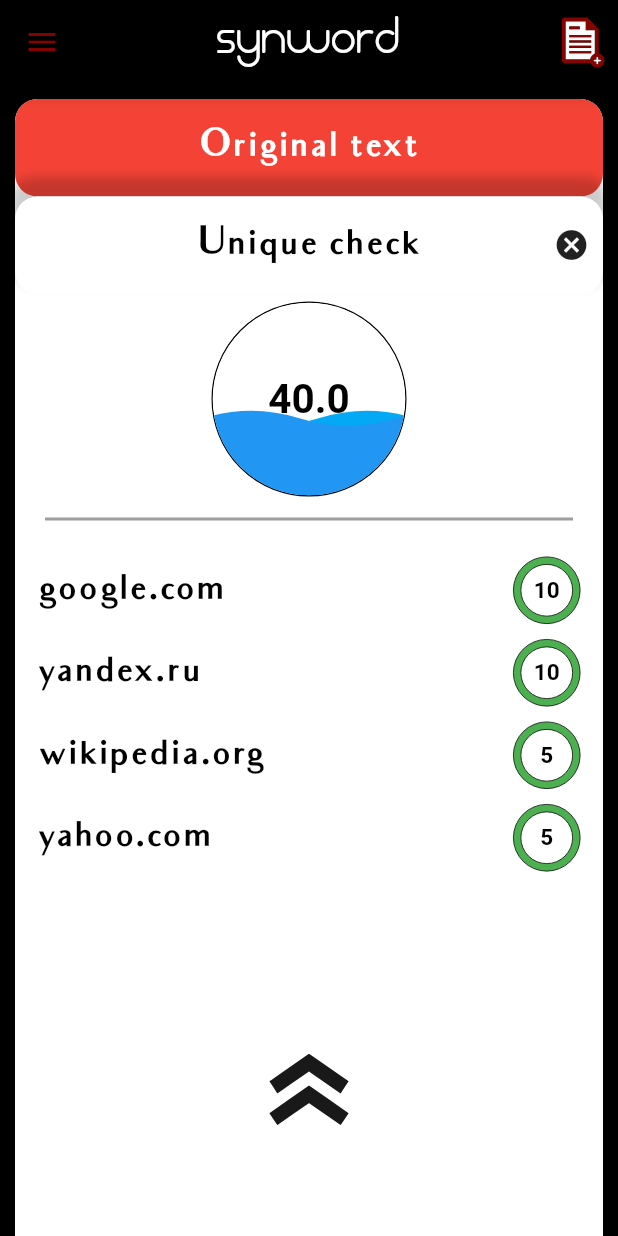
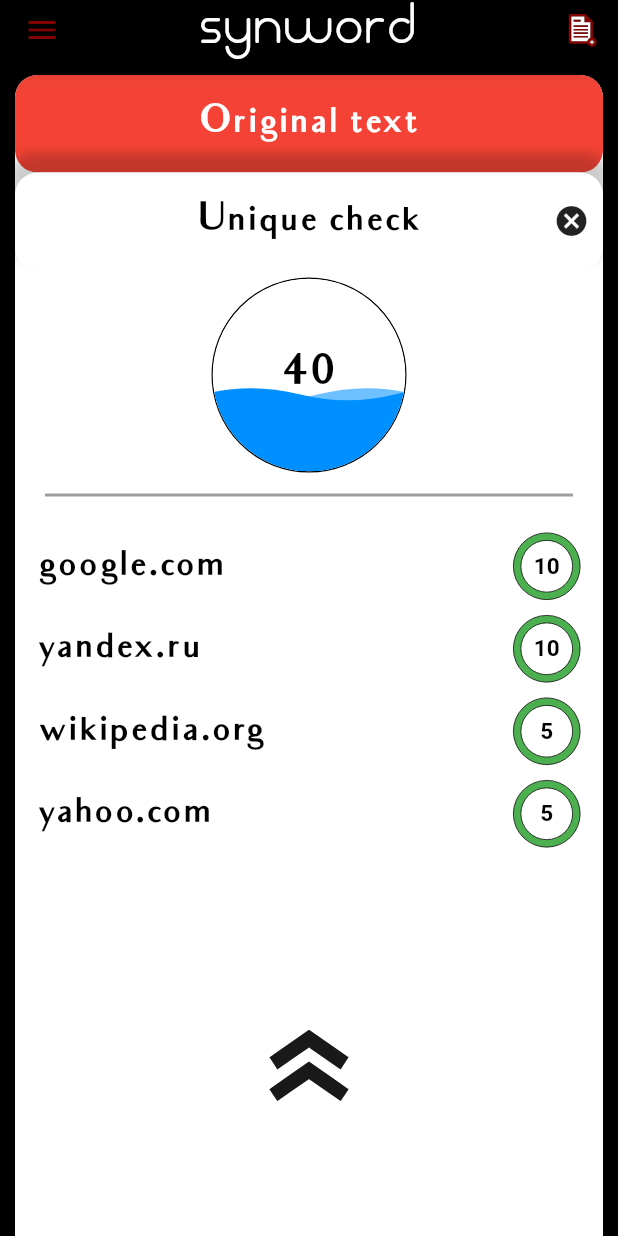
Before and after one commit to summert1m3/Synword-client-legacy, a Flutter app: the screen it shows after launch, after a tap on an icon or button, on a phone screen of 412 x 824 dp. Run offline on Flutter 3.47's test engine with Material 2 defaults, Android fonts, the phone set to English and light mode, and no system bars; our stand-ins replace flutter_svg, hexcolor.

Commit message:
Adding progress indicator
Adding progress indicator to check layer

```diff
--- a/lib/Widgets/body.dart
+++ b/lib/Widgets/body.dart
@@ -34,11 +34,10 @@ class _BodyState extends State<Body> {
   void initState() {
     super.initState();
 
-    _layerList = new List<MovingLayer>();
-    _textEditingController = new TextEditingController();
+    _layerList = List<MovingLayer>();
+    _textEditingController = TextEditingController();
     _originalText = OriginalTextLayer(_textEditingController, false);
     _buttonBar = ButtonBarLayer(true, true, buttonBarFirstButtonCallback(), buttonBarSecondButtonCallback());
-
   }
 
   FloatingActionButtonCallback buttonBarFirstButtonCallback() => () {
@@ -305,7 +304,7 @@ class _BodyState extends State<Body> {
   }
 
   List<Widget> getWidgets() {
-    List<Widget> widgetList = new List<Widget>();
+    List<Widget> widgetList = List<Widget>();
     widgetList.add(_originalText.getWidget());
 
     _layerList.forEach((element) {
--- a/lib/Widgets/home.dart
+++ b/lib/Widgets/home.dart
@@ -10,7 +10,7 @@ class Home extends StatelessWidget {
       appBar: AppBar(
         title: Text(
           'synword',
-          style: TextStyle(fontFamily: 'Waxe', fontSize: 30),
+          style: TextStyle(fontFamily: 'Waxe', fontSize: 33, letterSpacing: 1.5),
         ),
         centerTitle: true,
         leading: IconButton(
@@ -29,6 +29,7 @@ class Home extends StatelessWidget {
           )
         ],
         backgroundColor: Colors.black,
+        toolbarHeight: 40,
       ),
       body: Body(),
       backgroundColor: Colors.black,
--- a/lib/Widgets/layerTextForm.dart
+++ b/lib/Widgets/layerTextForm.dart
@@ -13,13 +13,14 @@ class LayerTextForm extends StatelessWidget {
         controller: _textEditingController,
         maxLines: MediaQuery.of(context).copyWith().size.height ~/ 20,
         decoration: InputDecoration(
-            hintStyle: TextStyle(fontFamily: 'Audrey', fontSize: 20, fontWeight: FontWeight.bold),
-            hintText: 'Enter your text here',
-            fillColor: Colors.white,
-            filled: true,
-            border: UnderlineInputBorder(
-                borderRadius: BorderRadius.circular(15.0)
-            )
+          hintStyle: TextStyle(fontFamily: 'Audrey', fontSize: 20, fontWeight: FontWeight.bold),
+          hintText: 'Enter your text here',
+          fillColor: Colors.white,
+          filled: true,
+          border: UnderlineInputBorder(
+              borderRadius: BorderRadius.circular(15.0),
+          ),
+          focusedBorder: InputBorder.none
         ),
       ),
     );
--- a/lib/layersSetting.dart
+++ b/lib/layersSetting.dart
@@ -4,3 +4,5 @@ const double TitleHeight = 65;
 const Color OriginalTextTitleColor = Colors.red;
 const Color UniqueTextTitleColor = Colors.yellow;
 const Color UniqueCheckTitleColor = Colors.green;
+const double WaveBarWidth = 130;
+const double WaveBarHeight = 130;
--- a/lib/originalTextUniqueCheckLayer.dart
+++ b/lib/originalTextUniqueCheckLayer.dart
@@ -44,7 +44,7 @@ class OriginalTextUniqueCheckLayer extends MovingLayer {
 
   void build() {
     _widget = UniqueCheckWidget(
-        TextUniqueCheck(_progress),
+        TextUniqueCheck(_offset, _progress),
         _offset,
         _titleColor,
         _isTitleVisible,
--- a/lib/twoTextUniqueCheckLayer.dart
+++ b/lib/twoTextUniqueCheckLayer.dart
@@ -46,7 +46,7 @@ class TwoTextUniqueCheckLayer extends MovingLayer {
 
   void build() {
     _widget = UniqueCheckWidget(
-        TwoTextUniqueCheckWidget(_originalProgress, _uniqueProgress),
+        TwoTextUniqueCheckWidget(_offset, _originalProgress, _uniqueProgress),
         _offset,
         _titleColor,
         _isTitleVisible,
--- a/lib/uniqueTextUniqueCheckLayer.dart
+++ b/lib/uniqueTextUniqueCheckLayer.dart
@@ -44,7 +44,7 @@ class UniqueTextUniqueCheckLayer extends MovingLayer {
 
   void build() {
     _widget = UniqueCheckWidget(
-        TextUniqueCheck(_progress),
+        TextUniqueCheck(_offset, _progress),
         _offset,
         _titleColor,
         _isTitleVisible,
--- a/lib/widgets/layers/uniqueCheckWidget.dart
+++ b/lib/widgets/layers/uniqueCheckWidget.dart
@@ -23,10 +23,6 @@ class UniqueCheckWidget extends StatelessWidget {
     this._gestureDetectorOnPanEndCallback,
     this._closeButtonCallback
   );
-
-  static Color getColor() {
-    return Colors.green;
-  }
 
   @override
   Widget build(BuildContext context) {
--- a/lib/widgets/layers/uniqueTextWidget.dart
+++ b/lib/widgets/layers/uniqueTextWidget.dart
@@ -21,10 +21,6 @@ class UniqueTextWidget extends StatelessWidget {
     this._gestureDetectorOnPanEndCallback,
     this._closeButtonCallback
   );
-
-  static Color getColor() {
-    return Colors.yellow;
-  }
 
   @override
   Widget build(BuildContext context) {
--- a/lib/widgets/textUniqueCheck.dart
+++ b/lib/widgets/textUniqueCheck.dart
@@ -1,13 +1,27 @@
 import 'package:flutter/material.dart';
 import 'package:synword/widgets/waveBar.dart';
 import 'package:synword/widgets/uniqueCheckLinks.dart';
+import 'package:synword/layersSetting.dart';
 
 class TextUniqueCheck extends StatelessWidget {
+  final Offset _offset;
   final double _progress;
+  final double _dividerHeight = 30;
 
   TextUniqueCheck(
+    this._offset,
     this._progress
   );
+
+  double _getUniqueCheckLinksHeight(BuildContext context) {
+    double height = (MediaQuery.of(context).copyWith().size.height - 127) - (_offset.dy + TitleHeight + WaveBarHeight - _dividerHeight / 2);
+
+    if (height < 0) {
+      height = 0;
+    }
+
+    return height;
+  }
 
   @override
   Widget build(BuildContext context) {
@@ -20,12 +34,12 @@ class TextUniqueCheck extends StatelessWidget {
           ),
           Divider(
             color: Colors.grey,
-            height: 30,
+            height: _dividerHeight,
             thickness: 2,
             indent: 20,
             endIndent: 20,
           ),
-          UniqueCheckLinks()
+          UniqueCheckLinks(_getUniqueCheckLinksHeight(context))
         ],
       ),
     );
--- a/lib/widgets/uniqueCheckLinks.dart
+++ b/lib/widgets/uniqueCheckLinks.dart
@@ -1,10 +1,15 @@
 import 'package:flutter/material.dart';
 
 class UniqueCheckLinks extends StatelessWidget {
+  final double _height;
+
+  UniqueCheckLinks(this._height);
+
   @override
   Widget build(BuildContext context) {
     return Container(
-      child: Column(
+      height: _height,
+      child: ListView(
         children: [
           UniqueCheckLinksItem(
               'google.com',
@@ -23,7 +28,7 @@ class UniqueCheckLinks extends StatelessWidget {
               5
           ),
         ],
-      ),
+      )
     );
   }
 }
--- a/lib/widgets/waveBar.dart
+++ b/lib/widgets/waveBar.dart
@@ -1,5 +1,7 @@
 import 'package:flutter/material.dart';
+import 'package:hexcolor/hexcolor.dart';
 import 'package:synword/widgets/waveBall.dart';
+import 'package:synword/layersSetting.dart';
 
 class WaveBar extends StatelessWidget {
   final double _progress;
@@ -11,8 +13,8 @@ class WaveBar extends StatelessWidget {
   @override
   Widget build(BuildContext context) {
     return Container(
-      width: 130,
-      height: 130,
+      width: WaveBarWidth,
+      height: WaveBarHeight,
       decoration: BoxDecoration(
         borderRadius: BorderRadius.circular(100.0),
         border: Border.all(width: 0.8)
@@ -21,11 +23,14 @@ class WaveBar extends StatelessWidget {
         child: WaveBall(
           size: 130,
           circleColor: Colors.white,
+          foregroundColor: Hexcolor("#008FFF"),
+          backgroundColor: Hexcolor("#6FC0FF"),
           progress: _progress,
+          range: 8,
           child: Center(
             child: Text(
-              (_progress * 100).toString(),
-              style: TextStyle(color: Colors.black, fontSize: 27, fontWeight: FontWeight.bold),
+              (_progress * 100).toInt().toString(),
+              style: TextStyle(color: Colors.black, fontSize: 27, fontWeight: FontWeight.bold, fontFamily: 'Audrey'),
             ),
           ),
         ),
--- a/pubspec.yaml
+++ b/pubspec.yaml
@@ -83,6 +83,9 @@ flutter:
         - asset: fonts/Audrey-MediumOblique.otf
         - asset: fonts/Audrey-Normal.otf
         - asset: fonts/Audrey-NormalOblique.otf
+    - family: Comodo
+      fonts:
+        - asset: fonts/Comodo.otf
 
   # For details regarding fonts from package dependencies,
   # see https://flutter.dev/custom-fonts/#from-packages
```
Also changed, not shown: lib/widgets/twoTextUniqueCheck.dart (+21 -4 lines), fonts/Comodo.otf (added), lib/main.dart (line endings or trailing spaces), lib/types.dart (line endings or trailing spaces), pubspec.lock.
